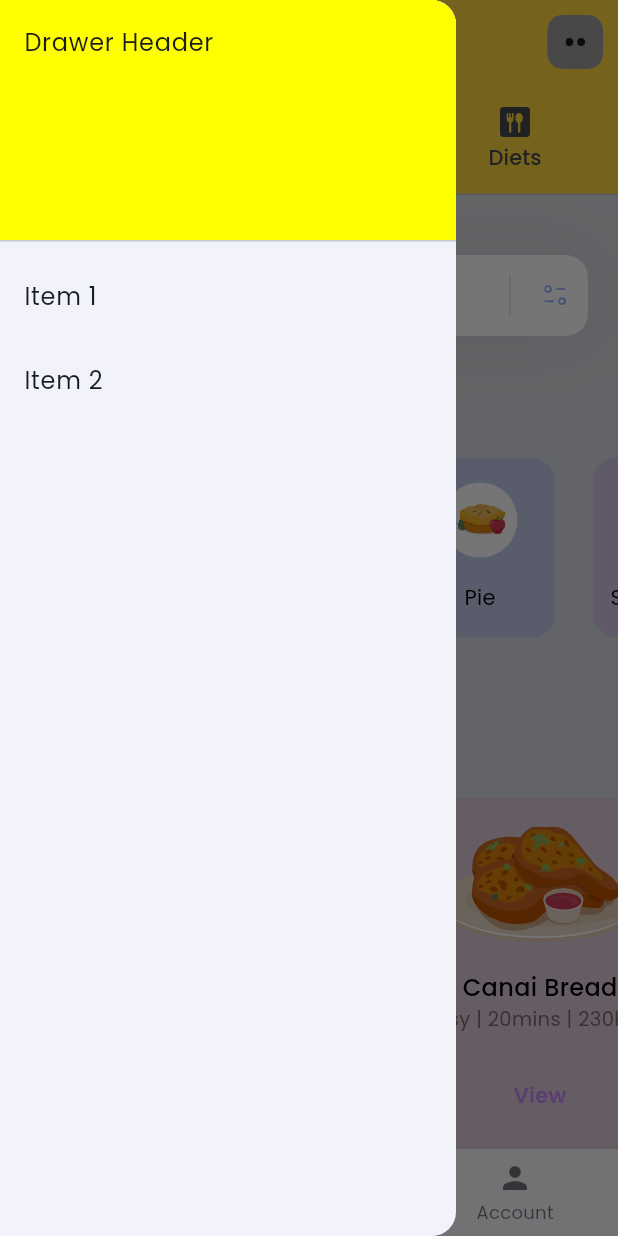
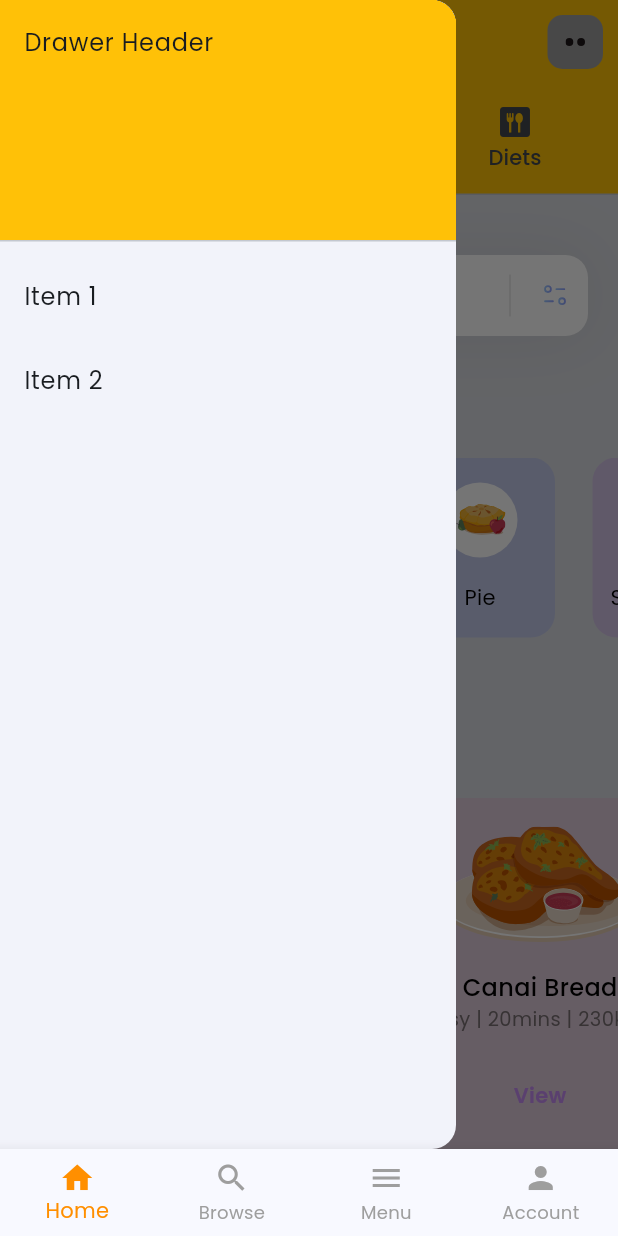
Before and after one commit to angelanyabuti/food-delivery-app, a Flutter app: the screen it shows after launch, after a tap on an icon or button, on a phone screen of 412 x 824 dp. Run offline on Flutter 3.47's test engine with Material 3 defaults, Android fonts, the phone set to English and light mode, and no system bars; our stand-ins replace flutter_svg.

Commit message:
Added the menu, profile and browse pages

```diff
--- a/food_app/lib/main.dart
+++ b/food_app/lib/main.dart
@@ -1,12 +1,38 @@
 import 'package:flutter/material.dart';
 import 'package:food_app/pages/home.dart';
+import 'package:food_app/pages/profile.dart';
+import 'package:food_app/pages/browse.dart';
+import 'package:food_app/pages/menu.dart';
+
+
 
 void main() {
   runApp(const MyApp());
 }
 
-class MyApp extends StatelessWidget {
+class MyApp extends StatefulWidget {
   const MyApp({super.key});
+  @override
+  State<MyApp> createState() => _MyAppState();
+}
+
+
+
+
+class _MyAppState extends State<MyApp> {
+  int _selectedIndex = 0;
+  static const List<Widget> _pages = <Widget>[
+    HomePage(),
+    BrowsePage(),
+    MenuPage(),
+    ProfilePage(),
+
+  ];
+  void _onItemTapped(int index) {
+    setState(() {
+      _selectedIndex = index;
+    });
+  }
 
   // This widget is the root of your application.
   @override
@@ -20,7 +46,36 @@ class MyApp extends StatelessWidget {
         ),
       //removing the red debug banner
       debugShowCheckedModeBanner: false,
-      home:  HomePage()
+      home:  Scaffold(
+        body: _pages[_selectedIndex],
+        bottomNavigationBar: _bottomNavigationBar()
+        )
     );
   }
+
+  BottomNavigationBar _bottomNavigationBar() {
+    return BottomNavigationBar(
+        items:const <BottomNavigationBarItem> [
+          BottomNavigationBarItem(
+            icon: Icon(Icons.home),
+            label: 'Home',),
+          BottomNavigationBarItem(
+          icon: Icon(Icons.search),
+          label: 'Browse',),
+          BottomNavigationBarItem(
+            icon: Icon(Icons.menu),
+            label: 'Menu',),
+          BottomNavigationBarItem(
+            icon: Icon(Icons.person),
+            label: 'Account',),
+        ],
+        currentIndex: _selectedIndex,
+        selectedItemColor: Colors.amber[800],
+        unselectedItemColor: Colors.grey,
+        onTap: _onItemTapped,
+        type: BottomNavigationBarType.fixed,//fits all items in the navigation bar
+        selectedLabelStyle: TextStyle(color: Colors.amber[800]), // Set the selected label color
+        unselectedLabelStyle: TextStyle(color: Colors.grey),
+        );
+  }
 }
--- /dev/null
+++ b/food_app/lib/pages/browse.dart
@@ -0,0 +1,14 @@
+import 'package:flutter/material.dart';
+
+class BrowsePage extends StatelessWidget {
+  const BrowsePage({Key? key}) : super(key: key);
+  @override
+  Widget build(BuildContext context) {
+    return Scaffold(
+      appBar: AppBar(title: Text('Browse')),
+      body: Center(child: Text('Browse Page')),
+
+    );
+
+  }
+}
--- a/food_app/lib/pages/home.dart
+++ b/food_app/lib/pages/home.dart
@@ -5,8 +5,7 @@ import 'package:food_app/models/diet_model.dart';
 import 'package:food_app/models/popular_model.dart';
 //creating a stateless widget
 class HomePage extends StatefulWidget {
-   HomePage({super.key});
-
+const HomePage({Key? key}) : super(key: key);
   @override
   State<HomePage> createState() => _HomePageState();
 }
@@ -67,7 +66,33 @@ class _HomePageState extends State<HomePage> {
 
         ),
         //navigation drawer
-        drawer: Drawer(
+        drawer: _drawer(context),
+        backgroundColor: Theme.of(context).colorScheme.surfaceDim,
+        body: OrientationBuilder(
+          builder: (context,orientation){
+            return ListView(//makes the page scrollable vertically
+          children: [
+            _searchField(),
+            const SizedBox(height: 40,), // create a distance from the top
+            _categoriesSection(),
+            const SizedBox(height: 40,),
+            _dietSection(),
+            const SizedBox(height: 40,),
+            _popular(orientation),
+            const SizedBox(height: 40,), //creating space from the bottom of the page
+
+
+          ],
+        );
+
+          }),
+
+      ),
+    );
+  }
+
+  Drawer _drawer(BuildContext context) {
+    return Drawer(
         //adding a listview to ensure the user can scroll through the options in the drawer if the vertical space is not enough
         child: ListView(
           //removing any padding from the listview
@@ -75,7 +100,7 @@ class _HomePageState extends State<HomePage> {
           children: [
             const DrawerHeader(
             decoration: BoxDecoration(
-                color: Colors.yellowAccent,
+              color: Colors.amber,
             ),
             child: Text('Drawer Header')
             ),
@@ -96,47 +121,10 @@ class _HomePageState extends State<HomePage> {
           ]
 
         ),
-        ),
-        backgroundColor: Theme.of(context).colorScheme.surfaceDim,
-        body: OrientationBuilder(
-          builder: (context,orientation){
-            return ListView(//makes the page scrollable vertically
-          children: [
-            _searchField(),
-            const SizedBox(height: 40,), // create a distance from the top
-            _categoriesSection(),
-            const SizedBox(height: 40,),
-            _dietSection(),
-            const SizedBox(height: 40,),
-            _popular(orientation),
-            const SizedBox(height: 40,), //creating space from the bottom of the page
+      );
+  }
 
 
-          ],
-        );
-
-          }),
-
-        //creating the bottom navigation bar
-        bottomNavigationBar: BottomNavigationBar(
-          items:const <BottomNavigationBarItem> [
-            BottomNavigationBarItem(
-              icon: Icon(Icons.home),
-              label: 'Home',),
-            BottomNavigationBarItem(
-            icon: Icon(Icons.search),
-            label: 'Browse',),
-            BottomNavigationBarItem(
-              icon: Icon(Icons.person),
-              label: 'Account',),
-          ],
-          currentIndex: _selectedIndex,
-          selectedItemColor: Colors.amber[800],
-          onTap: _onItemTapped,
-          )
-      ),
-    );
-  }
 
   Column _popular(Orientation orientation) {
     return Column(
@@ -439,7 +427,7 @@ class _HomePageState extends State<HomePage> {
           fontWeight: FontWeight.bold,
         ),
       ),
-      backgroundColor: Colors.amberAccent,
+      backgroundColor: Colors.amber,
       centerTitle: true,
       leading: GestureDetector(
         onTap: () {
--- /dev/null
+++ b/food_app/lib/pages/menu.dart
@@ -0,0 +1,14 @@
+import 'package:flutter/material.dart';
+
+class MenuPage extends StatelessWidget {
+  const MenuPage({Key? key}) : super(key: key);
+  @override
+  Widget build(BuildContext context) {
+    return Scaffold(
+      appBar: AppBar(title: Text('Menu')),
+      body: Center(child: Text('Menu Page')),
+
+    );
+
+  }
+}
--- /dev/null
+++ b/food_app/lib/pages/profile.dart
@@ -0,0 +1,14 @@
+import 'package:flutter/material.dart';
+
+class ProfilePage extends StatelessWidget {
+  const ProfilePage({Key? key}) : super(key: key);
+  @override
+  Widget build(BuildContext context) {
+    return Scaffold(
+      appBar: AppBar(title: Text('Account')),
+      body: Center(child: Text('Account Page')),
+
+    );
+
+  }
+}
```
Lines whose indentation alone changed are shown as unchanged.
